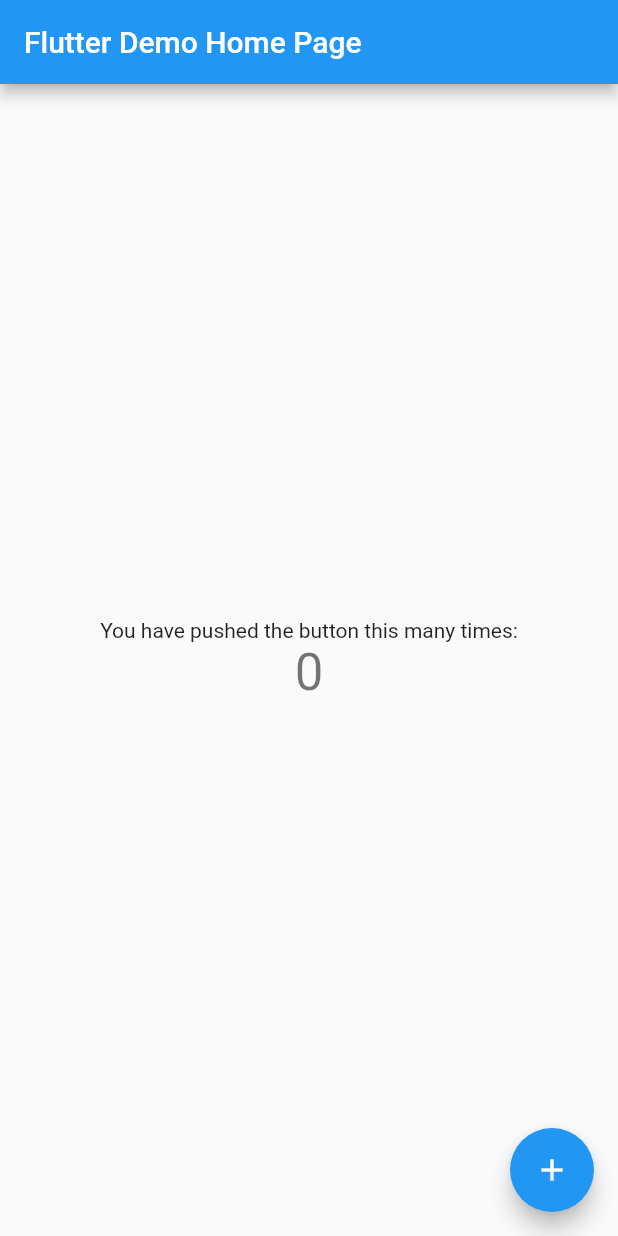
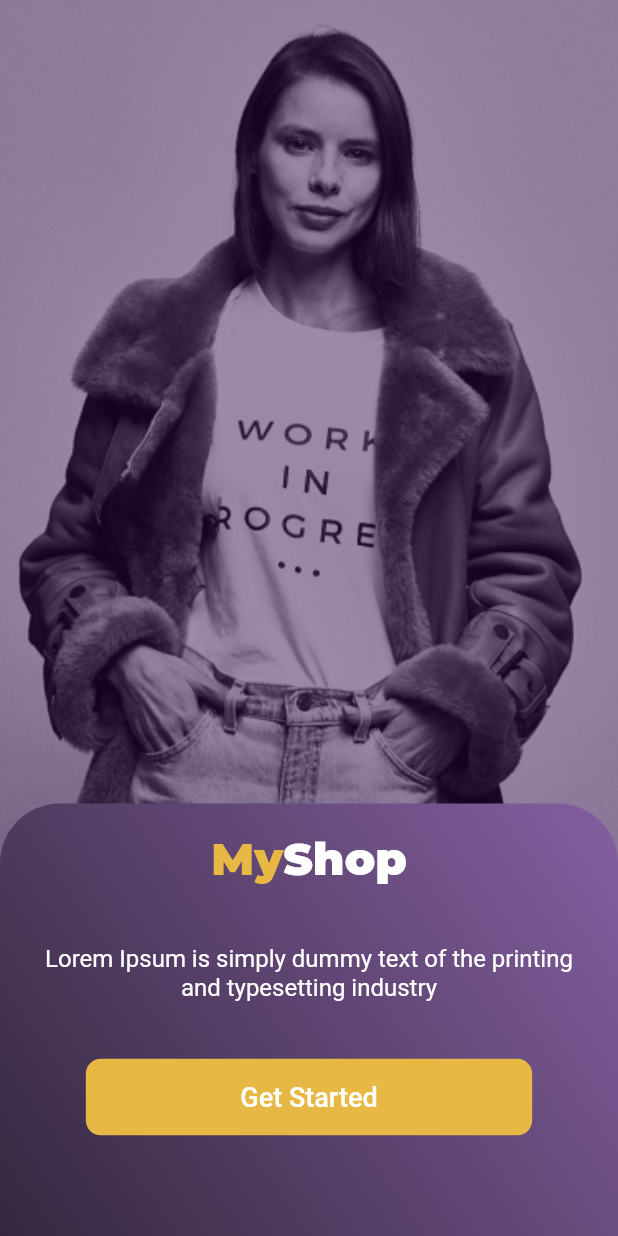
Before and after one commit to ilavisharma/Flutter-Ecommerce-App, a Flutter app: the screen it shows after launch, on a phone screen of 412 x 824 dp. Run offline on Flutter 3.47's test engine with Material 2 defaults, Android fonts, the phone set to English and light mode, and no system bars; Roboto replaces fonts that are missing (SF-Pro); project files that could hold a hidden picture were left out.

Commit message:
build Get Started screen and added assets

```diff
--- a/lib/main.dart
+++ b/lib/main.dart
@@ -1,117 +1,25 @@
 import 'package:flutter/material.dart';
+import 'package:flutter/services.dart';
+import 'screens/screens.dart';
 
 void main() {
+  WidgetsFlutterBinding.ensureInitialized();
+  SystemChrome.setSystemUIOverlayStyle(SystemUiOverlayStyle(
+    statusBarColor: Colors.transparent, // transparent status bar
+  ));
   runApp(MyApp());
 }
 
 class MyApp extends StatelessWidget {
-  // This widget is the root of your application.
   @override
   Widget build(BuildContext context) {
     return MaterialApp(
-      title: 'Flutter Demo',
+      title: 'Ecommerce',
       theme: ThemeData(
-        // This is the theme of your application.
-        //
-        // Try running your application with "flutter run". You'll see the
-        // application has a blue toolbar. Then, without quitting the app, try
-        // changing the primarySwatch below to Colors.green and then invoke
-        // "hot reload" (press "r" in the console where you ran "flutter run",
-        // or simply save your changes to "hot reload" in a Flutter IDE).
-        // Notice that the counter didn't reset back to zero; the application
-        // is not restarted.
         primarySwatch: Colors.blue,
-        // This makes the visual density adapt to the platform that you run
-        // the app on. For desktop platforms, the controls will be smaller and
-        // closer together (more dense) than on mobile platforms.
         visualDensity: VisualDensity.adaptivePlatformDensity,
       ),
-      home: MyHomePage(title: 'Flutter Demo Home Page'),
+      home: GetStartedScreen(),
     );
   }
 }
-
-class MyHomePage extends StatefulWidget {
-  MyHomePage({Key key, this.title}) : super(key: key);
-
-  // This widget is the home page of your application. It is stateful, meaning
-  // that it has a State object (defined below) that contains fields that affect
-  // how it looks.
-
-  // This class is the configuration for the state. It holds the values (in this
-  // case the title) provided by the parent (in this case the App widget) and
-  // used by the build method of the State. Fields in a Widget subclass are
-  // always marked "final".
-
-  final String title;
-
-  @override
-  _MyHomePageState createState() => _MyHomePageState();
-}
-
-class _MyHomePageState extends State<MyHomePage> {
-  int _counter = 0;
-
-  void _incrementCounter() {
-    setState(() {
-      // This call to setState tells the Flutter framework that something has
-      // changed in this State, which causes it to rerun the build method below
-      // so that the display can reflect the updated values. If we changed
-      // _counter without calling setState(), then the build method would not be
-      // called again, and so nothing would appear to happen.
-      _counter++;
-    });
-  }
-
-  @override
-  Widget build(BuildContext context) {
-    // This method is rerun every time setState is called, for instance as done
-    // by the _incrementCounter method above.
-    //
-    // The Flutter framework has been optimized to make rerunning build methods
-    // fast, so that you can just rebuild anything that needs updating rather
-    // than having to individually change instances of widgets.
-    return Scaffold(
-      appBar: AppBar(
-        // Here we take the value from the MyHomePage object that was created by
-        // the App.build method, and use it to set our appbar title.
-        title: Text(widget.title),
-      ),
-      body: Center(
-        // Center is a layout widget. It takes a single child and positions it
-        // in the middle of the parent.
-        child: Column(
-          // Column is also a layout widget. It takes a list of children and
-          // arranges them vertically. By default, it sizes itself to fit its
-          // children horizontally, and tries to be as tall as its parent.
-          //
-          // Invoke "debug painting" (press "p" in the console, choose the
-          // "Toggle Debug Paint" action from the Flutter Inspector in Android
-          // Studio, or the "Toggle Debug Paint" command in Visual Studio Code)
-          // to see the wireframe for each widget.
-          //
-          // Column has various properties to control how it sizes itself and
-          // how it positions its children. Here we use mainAxisAlignment to
-          // center the children vertically; the main axis here is the vertical
-          // axis because Columns are vertical (the cross axis would be
-          // horizontal).
-          mainAxisAlignment: MainAxisAlignment.center,
-          children: <Widget>[
-            Text(
-              'You have pushed the button this many times:',
-            ),
-            Text(
-              '$_counter',
-              style: Theme.of(context).textTheme.headline4,
-            ),
-          ],
-        ),
-      ),
-      floatingActionButton: FloatingActionButton(
-        onPressed: _incrementCounter,
-        tooltip: 'Increment',
-        child: Icon(Icons.add),
-      ), // This trailing comma makes auto-formatting nicer for build methods.
-    );
-  }
-}
--- /dev/null
+++ b/lib/screens/get_started_screen.dart
@@ -0,0 +1,95 @@
+import 'package:flutter/material.dart';
+
+class GetStartedScreen extends StatelessWidget {
+  @override
+  Widget build(BuildContext context) {
+    final totalHeight = MediaQuery.of(context).size.height;
+    final totalWidth = MediaQuery.of(context).size.width;
+    final borderRadius = 40.0;
+    return Scaffold(
+        body: Stack(
+      children: [
+        Column(
+          children: [
+            Image.asset(
+              'assets/images/get_started_girl.png',
+              fit: BoxFit.fitWidth,
+              color: Color(0x732A034B),
+              colorBlendMode: BlendMode.srcOver,
+              height: totalHeight * 0.7,
+              width: totalWidth,
+            ),
+          ],
+        ),
+        Positioned(
+          bottom: 0,
+          child: Container(
+            decoration: BoxDecoration(
+                gradient: LinearGradient(
+                  colors: [Color(0xFF845FA1), Color(0xFF34283E)],
+                  begin: Alignment.topRight,
+                  end: Alignment.bottomLeft,
+                ),
+                borderRadius: BorderRadius.only(
+                  topLeft: Radius.circular(borderRadius),
+                  topRight: Radius.circular(borderRadius),
+                )),
+            height: totalHeight * 0.35,
+            width: totalWidth,
+            child: Column(
+              mainAxisAlignment: MainAxisAlignment.spaceAround,
+              children: [
+                RichText(
+                    text: TextSpan(children: [
+                  TextSpan(
+                    text: 'My',
+                    style: TextStyle(
+                        fontSize: 30.0,
+                        color: Color(0xFFE7B944),
+                        fontWeight: FontWeight.w900,
+                        fontFamily: 'Montserrat'),
+                  ),
+                  TextSpan(
+                    text: 'Shop',
+                    style: TextStyle(
+                        fontSize: 30.0,
+                        color: Colors.white,
+                        fontWeight: FontWeight.w900,
+                        fontFamily: 'Montserrat'),
+                  ),
+                ])),
+                Padding(
+                  padding: EdgeInsets.symmetric(horizontal: 15),
+                  child: Text(
+                    'Lorem Ipsum is simply dummy text of the printing and typesetting industry',
+                    style: TextStyle(
+                      color: Colors.white,
+                      fontSize: 16,
+                      fontFamily: 'SF-Pro',
+                    ),
+                    textAlign: TextAlign.center,
+                  ),
+                ),
+                FlatButton(
+                  onPressed: () {},
+                  child: Text('Get Started',
+                      style: TextStyle(
+                        color: Colors.white,
+                        fontSize: 18,
+                        fontFamily: 'SF-Pro',
+                      )),
+                  color: Color(0xFFE7B944),
+                  padding: EdgeInsets.symmetric(
+                      vertical: 15, horizontal: totalWidth * 0.25),
+                  shape: RoundedRectangleBorder(
+                      borderRadius: BorderRadius.all(Radius.circular(10))),
+                ),
+                SizedBox(height: 10)
+              ],
+            ),
+          ),
+        ),
+      ],
+    ));
+  }
+}
--- /dev/null
+++ b/lib/screens/screens.dart
@@ -0,0 +1 @@
+export './get_started_screen.dart';
```
Also changed, not shown: pubspec.yaml (+11 -12 lines), assets/fonts/Montserrat-ExtraBold.ttf (added), assets/images/get_started_girl.png (added), 1 other file.
